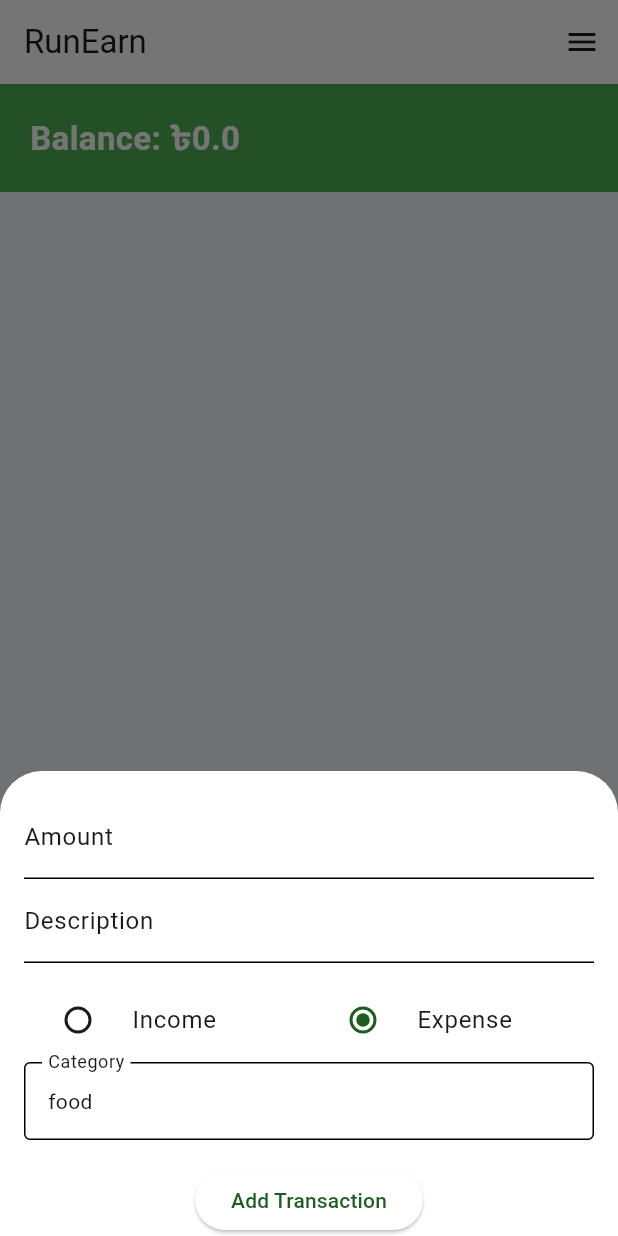
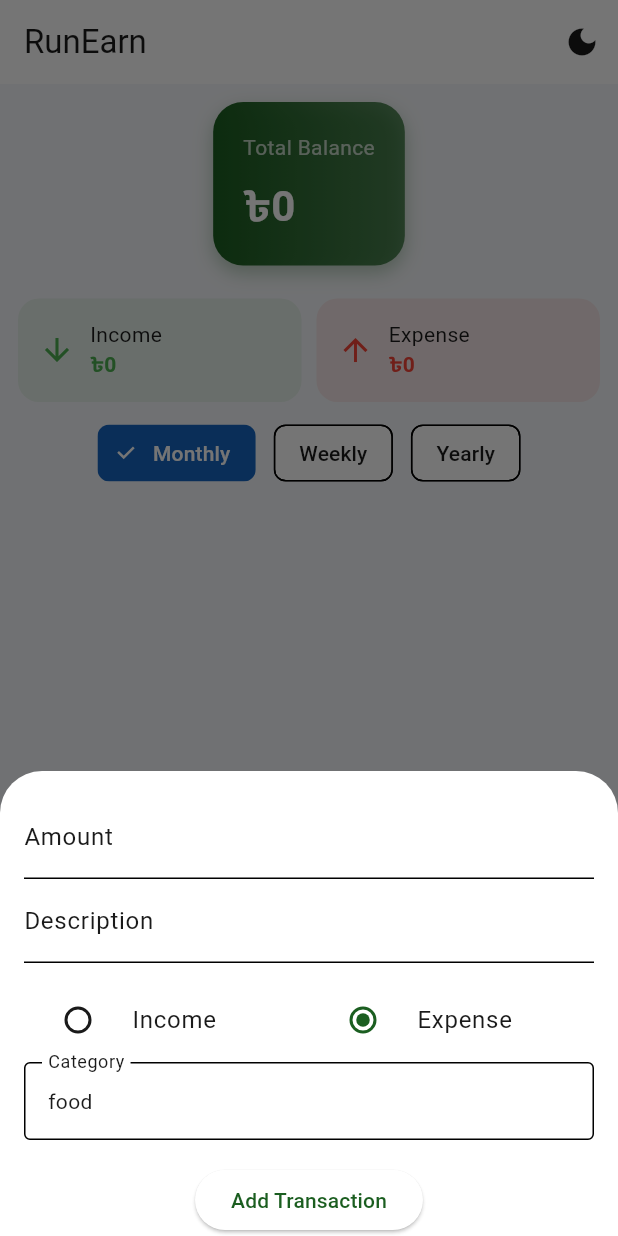
Before and after one commit to jhalto/runearn, a Flutter app: the screen it shows after launch, after a tap on the "add" icon, on a phone screen of 412 x 824 dp. Run offline on Flutter 3.47's test engine with Material 3 defaults, Android fonts, the phone set to English and light mode, and no system bars; our stand-ins replace flutter_bloc, shared_preferences, sqflite; accounts and stored records are empty.

Commit message:
home ui updated

```diff
--- a/lib/core/theme/app_theme.dart
+++ b/lib/core/theme/app_theme.dart
@@ -14,6 +14,7 @@ class AppTheme {
       tertiary: Color(0xFFFF8F00), // orange (warnings/highlights)
 
       surface: Color(0xFFFFFFFF), // card/background
+
       background: Color(0xFFF5F7FA), // app background
 
       error: Color(0xFFD32F2F),
--- a/lib/feature/transactions/domain/usecases/monthly_analytics.dart
+++ /dev/null
@@ -1,51 +0,0 @@
-import 'package:intl/intl.dart';
-import 'package:runearn/feature/transactions/domain/entities/transaction.dart';
-import 'package:runearn/feature/transactions/domain/entities/transaction_type.dart';
-
-
-class MonthlyAnalytics {
-  final String month; // e.g. "2026-01"
-  final double income;
-  final double expense;
-
-  MonthlyAnalytics({
-    required this.month,
-    required this.income,
-    required this.expense,
-  });
-
-  double get balance => income - expense;
-}
-
-
-class MonthlyAnalyticsBuilder {
-  static List<MonthlyAnalytics> build(List<Transaction> transactions) {
-    final Map<String, _MonthlyTemp> temp = {};
-
-    for (final t in transactions) {
-      final monthKey = DateFormat('yyyy-MM').format(t.date);
-
-      temp.putIfAbsent(monthKey, () => _MonthlyTemp());
-
-      if (t.type == TransactionType.income) {
-        temp[monthKey]!.income += t.amount;
-      } else {
-        temp[monthKey]!.expense += t.amount;
-      }
-    }
-
-    return temp.entries.map((e) {
-      return MonthlyAnalytics(
-        month: e.key,
-        income: e.value.income,
-        expense: e.value.expense,
-      );
-    }).toList()
-      ..sort((a, b) => b.month.compareTo(a.month));
-  }
-}
-
-class _MonthlyTemp {
-  double income = 0;
-  double expense = 0;
-}
--- a/lib/feature/transactions/domain/usecases/transaction_analytics.dart
+++ b/lib/feature/transactions/domain/usecases/transaction_analytics.dart
@@ -1,3 +1,4 @@
+import 'package:intl/intl.dart';
 import 'package:runearn/feature/transactions/domain/entities/transaction.dart';
 import 'package:runearn/feature/transactions/domain/entities/transaction_type.dart';
 
@@ -6,25 +7,27 @@ class TransactionAnalytics {
 
   TransactionAnalytics(this.transactions);
 
-  double get totalIncome {
+  // 💰 TOTALS
+  double get totalIncome =>
+      _sum(TransactionType.income);
+
+  double get totalExpense =>
+      _sum(TransactionType.expense);
+
+  double get balance => totalIncome - totalExpense;
+
+  double _sum(TransactionType type) {
     return transactions
-        .where((t) => t.type == TransactionType.income)
+        .where((t) => t.type == type)
         .fold(0.0, (sum, t) => sum + t.amount);
   }
 
-  double get totalExpense {
-    return transactions
-        .where((t) => t.type == TransactionType.expense)
-        .fold(0.0, (sum, t) => sum + t.amount);
-  }
-
-  double get balance => totalIncome - totalExpense;
-
-  Map<String, double> expenseByCategory() {
+  // 📊 CATEGORY ANALYTICS
+  Map<String, double> byCategory(TransactionType type) {
     final Map<String, double> result = {};
 
     for (final t in transactions) {
-      if (t.type == TransactionType.expense) {
+      if (t.type == type) {
         final key = t.category.name;
         result[key] = (result[key] ?? 0) + t.amount;
       }
@@ -33,16 +36,60 @@ class TransactionAnalytics {
     return result;
   }
 
-  Map<String, double> incomeByCategory() {
-    final Map<String, double> result = {};
+  // 📅 MONTHLY
+  List<_TimeGroup> monthly() {
+    return _groupBy((date) => DateFormat('yyyy-MM').format(date));
+  }
+
+  // 📆 WEEKLY
+  List<_TimeGroup> weekly() {
+    return _groupBy((date) => _weekKey(date));
+  }
+
+  // 📊 YEARLY
+  List<_TimeGroup> yearly() {
+    return _groupBy((date) => DateFormat('yyyy').format(date));
+  }
+
+  // 🔥 CORE ENGINE (REUSABLE)
+  List<_TimeGroup> _groupBy(String Function(DateTime) keyBuilder) {
+    final Map<String, _TimeGroup> map = {};
 
     for (final t in transactions) {
+      final key = keyBuilder(t.date);
+
+      map.putIfAbsent(key, () => _TimeGroup(label: key));
+
       if (t.type == TransactionType.income) {
-        final key = t.category.name;
-        result[key] = (result[key] ?? 0) + t.amount;
+        map[key]!.income += t.amount;
+      } else {
+        map[key]!.expense += t.amount;
       }
     }
 
-    return result;
+    final list = map.values.toList();
+    list.sort((a, b) => b.label.compareTo(a.label));
+    return list;
+  }
+
+  String _weekKey(DateTime date) {
+    final startOfYear = DateTime(date.year, 1, 1);
+    final week = date.difference(startOfYear).inDays ~/ 7 + 1;
+    return "${date.year}-W$week";
   }
 }
+
+// 📦 Generic Time Group Model
+class _TimeGroup {
+  final String label;
+  double income;
+  double expense;
+
+  _TimeGroup({
+    required this.label,
+    this.income = 0,
+    this.expense = 0,
+  });
+
+  double get balance => income - expense;
+}
--- a/lib/feature/transactions/presentation/views/home_view.dart
+++ b/lib/feature/transactions/presentation/views/home_view.dart
@@ -2,121 +2,235 @@ import 'package:flutter/material.dart';
 import 'package:flutter_bloc/flutter_bloc.dart';
 import 'package:runearn/core/theme/theme_cubit.dart';
 import 'package:runearn/feature/transactions/domain/entities/transaction_type.dart';
-import 'package:runearn/feature/transactions/domain/usecases/monthly_analytics.dart';
+import 'package:runearn/feature/transactions/domain/usecases/transaction_analytics.dart';
 import 'package:runearn/feature/transactions/presentation/bloc/transaction_bloc.dart';
 import 'package:runearn/feature/transactions/presentation/bloc/transaction_state.dart';
 import 'package:runearn/feature/transactions/presentation/widgets/add_transaction_sheet.dart';
 
-class HomeView extends StatelessWidget {
+class HomeView extends StatefulWidget {
   const HomeView({super.key});
 
   @override
+  State<HomeView> createState() => _HomeViewState();
+}
+
+class _HomeViewState extends State<HomeView> {
+  int selectedIndex = 0; // 0 = monthly, 1 = weekly, 2 = yearly
+
+  @override
   Widget build(BuildContext context) {
-    final bloc = context.read<TransactionBloc>();
-
     return Scaffold(
       appBar: AppBar(
         title: const Text("RunEarn"),
-
         actions: [
           IconButton(
             onPressed: () {
               context.read<ThemeCubit>().toggleTheme();
             },
-            icon: Icon(Icons.menu),
+            icon: const Icon(Icons.dark_mode),
           ),
         ],
       ),
       body: BlocBuilder<TransactionBloc, TransactionState>(
         builder: (context, state) {
           if (state is TransactionLoaded) {
-            final transactions = state.transactions;
+            final analytics = state.analytics;
+            final theme = Theme.of(context);
 
-            double balance = 0;
-
-            for (var t in transactions) {
-              if (t.type == TransactionType.income) {
-                balance += t.amount;
-              } else {
-                balance -= t.amount;
-              }
-            }
-
-            // ✅ STEP 1: CURRENT MONTH KEY
-            final now = DateTime.now();
-            final currentMonthKey =
-                "${now.year}-${now.month.toString().padLeft(2, '0')}";
-
-            // ✅ STEP 2: BUILD MONTHLY DATA
-            final monthly = MonthlyAnalyticsBuilder.build(transactions);
-
-            final currentMonth = monthly.firstWhere(
-              (m) => m.month == currentMonthKey,
-              orElse: () => MonthlyAnalytics(
-                month: currentMonthKey,
-                income: 0,
-                expense: 0,
-              ),
-            );
+            final data = selectedIndex == 0
+                ? analytics.monthly()
+                : selectedIndex == 1
+                    ? analytics.weekly()
+                    : analytics.yearly();
 
             return Column(
               children: [
-                // 💰 BALANCE
-                Container(
-                  width: double.infinity,
+                // 💳 BALANCE CARD
+                _buildBalanceCard(theme, analytics),
+
+                const SizedBox(height: 10),
+
+                // 💰 INCOME / EXPENSE
+                _buildSummaryRow(theme, analytics),
+
+                const SizedBox(height: 10),
+
+                // 🔘 TOGGLE (MONTH / WEEK / YEAR)
+                _buildToggle(),
+
+                const SizedBox(height: 10),
+
+                // 📊 ANALYTICS CARDS
+                _buildAnalyticsList(data, theme),
+
+                // 📋 TRANSACTIONS
+                Expanded(
+                  child: _buildTransactionList(state.transactions, theme),
+                ),
+              ],
+            );
+          }
+
+          return const Center(child: CircularProgressIndicator());
+        },
+      ),
+      floatingActionButton: FloatingActionButton(
+        onPressed: () => showAddTransactionSheet(context),
+        child: const Icon(Icons.add),
+      ),
+    );
+  }
+
+  // ========================= UI PARTS =========================
+
+  Widget _buildBalanceCard(ThemeData theme, analytics) {
+    return Container(
+      margin: const EdgeInsets.all(12),
       padding: const EdgeInsets.all(20),
-                  color: Colors.green,
-                  child: Text(
-                    "Balance: ৳$balance",
+      decoration: BoxDecoration(
+        gradient: LinearGradient(
+          colors: [
+            theme.colorScheme.primary,
+            theme.colorScheme.primary.withOpacity(0.7),
+          ],
+        ),
+        borderRadius: BorderRadius.circular(20),
+        boxShadow: [
+          BoxShadow(
+            color: theme.colorScheme.primary.withOpacity(0.3),
+            blurRadius: 10,
+            offset: const Offset(0, 5),
+          ),
+        ],
+      ),
+      child: Column(
+        crossAxisAlignment: CrossAxisAlignment.start,
+        children: [
+          const Text("Total Balance", style: TextStyle(color: Colors.white70)),
+          const SizedBox(height: 8),
+          Text(
+            "৳${analytics.balance.toStringAsFixed(0)}",
             style: const TextStyle(
-                      fontSize: 22,
+              fontSize: 28,
+              fontWeight: FontWeight.bold,
               color: Colors.white,
-                      fontWeight: FontWeight.bold,
             ),
           ),
+        ],
       ),
+    );
+  }
 
-                // 📅 MONTHLY ANALYTICS LIST
-                SizedBox(
-                  height: 160,
+  Widget _buildSummaryRow(ThemeData theme, analytics) {
+    return Padding(
+      padding: const EdgeInsets.symmetric(horizontal: 12),
+      child: Row(
+        children: [
+          _summaryCard(
+            "Income",
+            analytics.totalIncome,
+            Colors.green,
+            Icons.arrow_downward,
+          ),
+          const SizedBox(width: 10),
+          _summaryCard(
+            "Expense",
+            analytics.totalExpense,
+            Colors.red,
+            Icons.arrow_upward,
+          ),
+        ],
+      ),
+    );
+  }
+
+  Widget _summaryCard(String title, double amount, Color color, IconData icon) {
+    return Expanded(
+      child: Container(
+        padding: const EdgeInsets.all(14),
+        decoration: BoxDecoration(
+          color: color.withOpacity(0.1),
+          borderRadius: BorderRadius.circular(14),
+        ),
+        child: Row(
+          children: [
+            Icon(icon, color: color),
+            const SizedBox(width: 10),
+            Column(
+              crossAxisAlignment: CrossAxisAlignment.start,
+              children: [
+                Text(title),
+                Text(
+                  "৳${amount.toStringAsFixed(0)}",
+                  style: TextStyle(
+                    fontWeight: FontWeight.bold,
+                    color: color,
+                  ),
+                ),
+              ],
+            ),
+          ],
+        ),
+      ),
+    );
+  }
+
+  Widget _buildToggle() {
+    return Row(
+      mainAxisAlignment: MainAxisAlignment.center,
+      children: ["Monthly", "Weekly", "Yearly"].asMap().entries.map((e) {
+        final i = e.key;
+        final text = e.value;
+
+        return Padding(
+          padding: const EdgeInsets.symmetric(horizontal: 6),
+          child: ChoiceChip(
+            label: Text(text),
+            selected: selectedIndex == i,
+            onSelected: (_) => setState(() => selectedIndex = i),
+          ),
+        );
+      }).toList(),
+    );
+  }
+
+  Widget _buildAnalyticsList(List data, ThemeData theme) {
+    return SizedBox(
+      height: 140,
       child: ListView.builder(
         scrollDirection: Axis.horizontal,
-                    itemCount: monthly.length,
+        itemCount: data.length,
         itemBuilder: (context, index) {
-                      final m = monthly[index];
-
-                      final theme = Theme.of(context);
+          final m = data[index];
 
           return Container(
-                        width: double.maxFinite,
+            width: 180,
             margin: const EdgeInsets.all(8),
             padding: const EdgeInsets.all(12),
             decoration: BoxDecoration(
               color: theme.colorScheme.surface,
-                          borderRadius: BorderRadius.circular(12),
-                          border: Border.all(
-                            color: theme.colorScheme.primary.withOpacity(0.4),
+              borderRadius: BorderRadius.circular(16),
+              boxShadow: [
+                BoxShadow(
+                  color: Colors.black.withOpacity(0.05),
+                  blurRadius: 6,
                 ),
+              ],
             ),
             child: Column(
               crossAxisAlignment: CrossAxisAlignment.start,
-                          mainAxisAlignment: MainAxisAlignment.center,
               children: [
+                Text(m.label, style: theme.textTheme.titleMedium),
+                const Spacer(),
+                Text("Income: ৳${m.income.toStringAsFixed(0)}"),
+                Text("Expense: ৳${m.expense.toStringAsFixed(0)}"),
                 Text(
-                              "📅 ${m.month}",
-                              style: theme.textTheme.titleMedium,
-                            ),
-                            const SizedBox(height: 8),
-                            Text("Income: ৳${m.income}"),
-                            Text("Expense: ৳${m.expense}"),
-                            const SizedBox(height: 6),
-                            Text(
-                              "Balance: ৳${m.balance}",
+                  "৳${m.balance.toStringAsFixed(0)}",
                   style: TextStyle(
                     fontWeight: FontWeight.bold,
                     color: m.balance >= 0
-                                    ? theme.colorScheme.primary
-                                    : theme.colorScheme.error,
+                        ? Colors.green
+                        : Colors.red,
                   ),
                 ),
               ],
@@ -124,45 +238,43 @@ class HomeView extends StatelessWidget {
           );
         },
       ),
-                ),
+    );
+  }
 
-                // 📋 LIST
-                Expanded(
-                  child: ListView.builder(
+  Widget _buildTransactionList(List transactions, ThemeData theme) {
+    return ListView.builder(
       itemCount: transactions.length,
       itemBuilder: (context, index) {
         final t = transactions[index];
 
-                      return ListTile(
+        final isIncome = t.type == TransactionType.income;
+
+        return Card(
+          margin: const EdgeInsets.symmetric(horizontal: 12, vertical: 6),
+          shape: RoundedRectangleBorder(
+            borderRadius: BorderRadius.circular(12),
+          ),
+          child: ListTile(
+            leading: CircleAvatar(
+              backgroundColor:
+                  (isIncome ? Colors.green : Colors.red).withOpacity(0.1),
+              child: Icon(
+                isIncome ? Icons.add : Icons.remove,
+                color: isIncome ? Colors.green : Colors.red,
+              ),
+            ),
             title: Text(t.description),
-                        subtitle: Text(t.category.name),
+            subtitle: Text(t.category.toString().split('.').last),
             trailing: Text(
-                          "${t.type == TransactionType.income ? '+' : '-'}${t.amount}",
+              "${isIncome ? '+' : '-'}৳${t.amount}",
               style: TextStyle(
-                            color: t.type == TransactionType.income
-                                ? Colors.green
-                                : Colors.red,
+                color: isIncome ? Colors.green : Colors.red,
                 fontWeight: FontWeight.bold,
+              ),
             ),
           ),
         );
       },
-                  ),
-                ),
-              ],
-            );
-          }
-
-          return const SizedBox();
-        },
-      ),
-
-      floatingActionButton: FloatingActionButton(
-        onPressed: () {
-          showAddTransactionSheet(context);
-        },
-        child: const Icon(Icons.add),
-      ),
     );
   }
 }
--- /dev/null
+++ b/lib/models/time_analysis.dart
@@ -0,0 +1,13 @@
+class TimeAnalytics {
+  final String label; // e.g. "Week 1", "Jan 2026"
+  final double income;
+  final double expense;
+
+  TimeAnalytics({
+    required this.label,
+    required this.income,
+    required this.expense,
+  });
+
+  double get balance => income - expense;
+}
```
Lines whose indentation alone changed are shown as unchanged.
